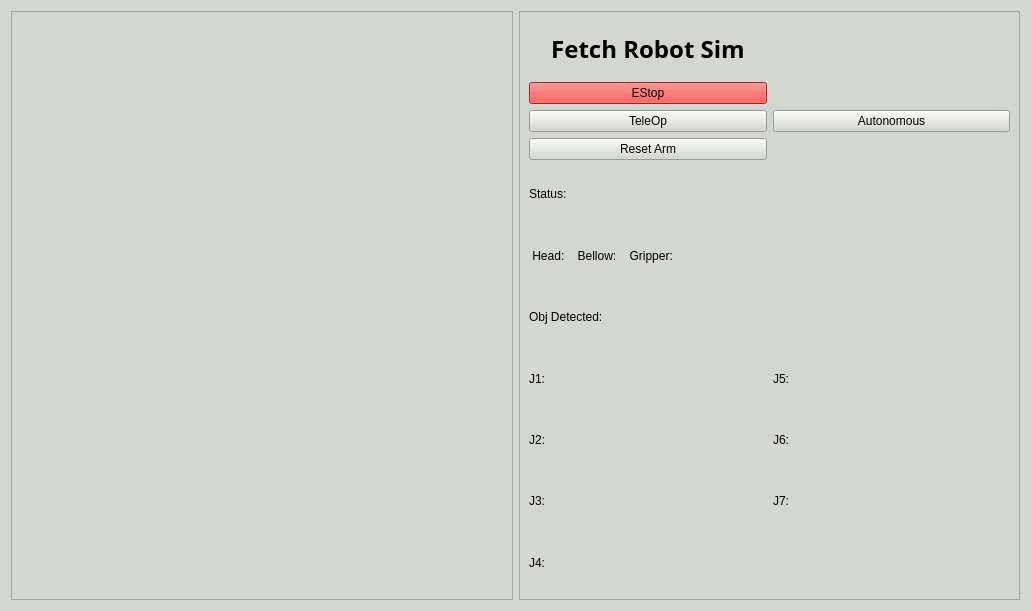
Qt form fetch_robot_sim/scripts/gui/ui/control.ui (GeorgeSheslow/Sensors_and_Control_Fetch_Robot) before a commit.
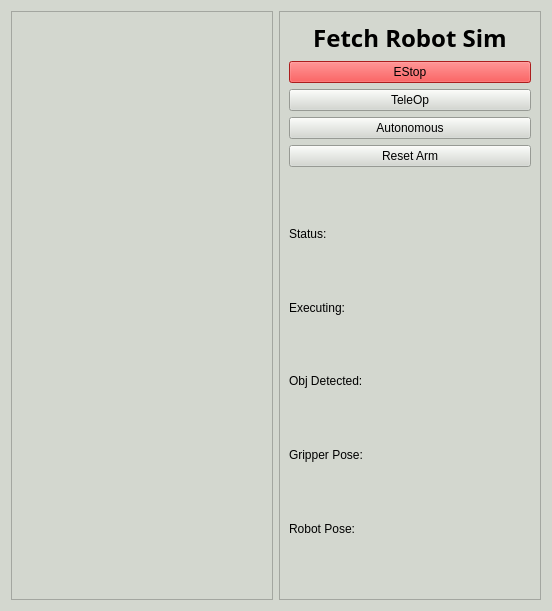
The same form after that commit.

What changed in the file:
```diff
--- a/fetch_robot_sim/scripts/gui/ui/control.ui
+++ b/fetch_robot_sim/scripts/gui/ui/control.ui
@@ -6,7 +6,7 @@
    <rect>
     <x>0</x>
     <y>0</y>
-    <width>1031</width>
+    <width>552</width>
     <height>611</height>
    </rect>
   </property>
@@ -60,14 +60,20 @@
    </item>
    <item>
     <widget class="QFrame" name="control_frame">
+     <property name="minimumSize">
+      <size>
+       <width>250</width>
+       <height>0</height>
+      </size>
+     </property>
      <property name="frameShape">
       <enum>QFrame::StyledPanel</enum>
      </property>
      <property name="frameShadow">
       <enum>QFrame::Raised</enum>
      </property>
-     <layout class="QGridLayout" name="gridLayout">
-      <item row="0" column="0">
+     <layout class="QVBoxLayout" name="verticalLayout">
+      <item>
        <widget class="QLabel" name="label">
         <property name="font">
          <font>
@@ -85,7 +91,7 @@
         </property>
        </widget>
       </item>
-      <item row="1" column="0">
+      <item>
        <widget class="QPushButton" name="Estop_Button">
         <property name="styleSheet">
          <string notr="true">background-color: rgb(239, 41, 41);</string>
@@ -95,96 +101,139 @@
         </property>
        </widget>
       </item>
-      <item row="2" column="0">
+      <item>
        <widget class="QPushButton" name="TeleOp_Button">
         <property name="text">
          <string>TeleOp</string>
         </property>
        </widget>
       </item>
-      <item row="2" column="1">
+      <item>
        <widget class="QPushButton" name="Auto_Button">
         <property name="text">
          <string>Autonomous</string>
         </property>
        </widget>
       </item>
-      <item row="3" column="0">
+      <item>
        <widget class="QPushButton" name="Arm_Reset_Button">
         <property name="text">
          <string>Reset Arm</string>
         </property>
        </widget>
       </item>
-      <item row="4" column="0">
+      <item>
+       <spacer name="verticalSpacer_4">
+        <property name="orientation">
+         <enum>Qt::Vertical</enum>
+        </property>
+        <property name="sizeHint" stdset="0">
+         <size>
+          <width>20</width>
+          <height>40</height>
+         </size>
+        </property>
+       </spacer>
+      </item>
+      <item>
        <widget class="QLabel" name="label_2">
         <property name="text">
          <string>Status:</string>
         </property>
        </widget>
       </item>
-      <item row="5" column="0">
-       <widget class="QLabel" name="label_3">
+      <item>
+       <spacer name="verticalSpacer_5">
+        <property name="orientation">
+         <enum>Qt::Vertical</enum>
+        </property>
+        <property name="sizeHint" stdset="0">
+         <size>
+          <width>20</width>
+          <height>40</height>
+         </size>
+        </property>
+       </spacer>
+      </item>
+      <item>
+       <widget class="QLabel" name="label_5">
         <property name="text">
-         <string> Head:    Bellow:    Gripper:</string>
+         <string>Executing:</string>
         </property>
        </widget>
       </item>
-      <item row="6" column="0">
+      <item>
+       <spacer name="verticalSpacer_6">
+        <property name="orientation">
+         <enum>Qt::Vertical</enum>
+        </property>
+        <property name="sizeHint" stdset="0">
+         <size>
+          <width>20</width>
+          <height>40</height>
+         </size>
+        </property>
+       </spacer>
+      </item>
+      <item>
        <widget class="QLabel" name="label_4">
         <property name="text">
          <string>Obj Detected:</string>
         </property>
        </widget>
       </item>
-      <item row="7" column="0">
-       <widget class="QLabel" name="J1_label">
-        <property name="text">
-         <string>J1:</string>
+      <item>
+       <spacer name="verticalSpacer_7">
+        <property name="orientation">
+         <enum>Qt::Vertical</enum>
         </property>
-       </widget>
-      </item>
-      <item row="7" column="1">
-       <widget class="QLabel" name="J5_label">
-        <property name="text">
-         <string>J5:</string>
+        <property name="sizeHint" stdset="0">
+         <size>
+          <width>20</width>
+          <height>40</height>
+         </size>
         </property>
-       </widget>
+       </spacer>
       </item>
-      <item row="8" column="0">
-       <widget class="QLabel" name="J2_label">
+      <item>
+       <widget class="QLabel" name="label_3">
         <property name="text">
-         <string>J2:</string>
+         <string>Gripper Pose:</string>
         </property>
        </widget>
       </item>
-      <item row="8" column="1">
-       <widget class="QLabel" name="J6_label">
-        <property name="text">
-         <string>J6:</string>
+      <item>
+       <spacer name="verticalSpacer_8">
+        <property name="orientation">
+         <enum>Qt::Vertical</enum>
         </property>
-       </widget>
-      </item>
-      <item row="9" column="1">
-       <widget class="QLabel" name="J7_label">
-        <property name="text">
-         <string>J7:</string>
+        <property name="sizeHint" stdset="0">
+         <size>
+          <width>20</width>
+          <height>40</height>
+         </size>
         </property>
-       </widget>
+       </spacer>
       </item>
-      <item row="11" column="0">
-       <widget class="QLabel" name="J4_label">
+      <item>
+       <widget class="QLabel" name="label_6">
         <property name="text">
-         <string>J4:</string>
+         <string>Robot Pose:</string>
         </property>
        </widget>
       </item>
-      <item row="9" column="0">
-       <widget class="QLabel" name="J3_label">
-        <property name="text">
-         <string>J3:</string>
+      <item>
+       <spacer name="verticalSpacer_3">
+        <property name="orientation">
+         <enum>Qt::Vertical</enum>
         </property>
-       </widget>
+        <property name="sizeHint" stdset="0">
+         <size>
+          <width>20</width>
+          <height>40</height>
+         </size>
+        </property>
+       </spacer>
       </item>
      </layout>
     </widget>
```
